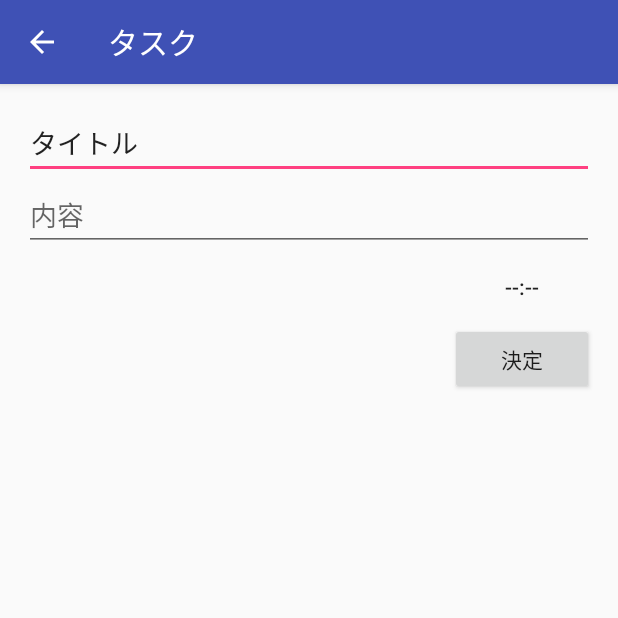
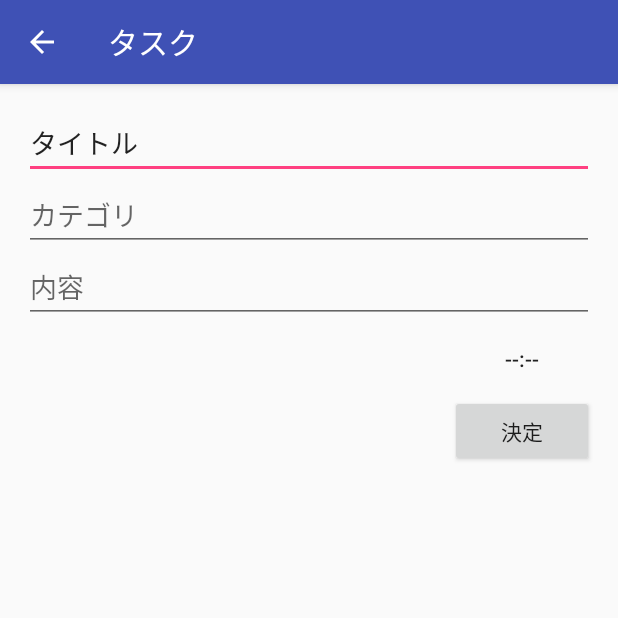
Before and after one commit to Snowpooll/TaskApp2, an Android app: the InputActivity screen opened directly, with no data from a screen before it, on a phone screen of 412 x 824 dp, the top half of it. Run offline under Robolectric (Android 15) with nearby library versions, the phone set to English and light mode, and no system bars; libraries missing offline, so code that uses them is left out: io.realm.

```diff
--- a/app/src/main/java/jp/techacademy/kubota/satoru/taskapp/InputActivity.java
+++ b/app/src/main/java/jp/techacademy/kubota/satoru/taskapp/InputActivity.java
@@ -25,7 +25,7 @@ public class InputActivity extends AppCompatActivity {
 
     private int mYear,mMonth,mDay,mHour,mMinute;
     private Button Datebtn, Timebtn;
-    private EditText titleEdit,contentEdit;
+    private EditText titleEdit,contentEdit,categoryEdit;
     private Task mTask;
 
     private View.OnClickListener mOnDateClickListener = new View.OnClickListener() {
@@ -89,6 +89,8 @@ public class InputActivity extends AppCompatActivity {
         findViewById(R.id.done_btn).setOnClickListener(mOnDoneClickListener);
         titleEdit =(EditText)findViewById(R.id.title_edit);
         contentEdit =(EditText)findViewById(R.id.content_edit);
+        //add category
+        categoryEdit =(EditText)findViewById(R.id.category);
 
         //EXTRA_TASK から id 取得　id から task　インスタンス取得
         Intent intent = getIntent();
@@ -111,6 +113,7 @@ public class InputActivity extends AppCompatActivity {
         else{
             titleEdit.setText(mTask.getTitle());
             contentEdit.setText(mTask.getContents());
+            categoryEdit.setText(mTask.getCategory());
 
             Calendar calendar = Calendar.getInstance();
             calendar.setTime(mTask.getDate());
@@ -146,9 +149,13 @@ public class InputActivity extends AppCompatActivity {
 
         String title = titleEdit.getText().toString();
         String content = contentEdit.getText().toString();
+        //add category
+        String category = categoryEdit.getText().toString();
 
         mTask.setTitle(title);
         mTask.setContents(content);
+        //add category
+        mTask.setCategory(category);
 
         GregorianCalendar calendar = new GregorianCalendar(mYear,mMonth,mDay,mHour,mMinute);
         Date date = calendar.getTime();
--- a/app/src/main/res/layout/content_input.xml
+++ b/app/src/main/res/layout/content_input.xml
@@ -16,9 +16,16 @@
         android:text="タイトル"
         android:layout_width="match_parent"
         android:layout_height="wrap_content"/>
+
+    <EditText
+        android:id="@+id/category"
+        android:layout_below="@+id/title_edit"
+        android:hint="カテゴリ"
+        android:layout_width="match_parent"
+        android:layout_height="wrap_content"/>
     <EditText
         android:id="@+id/content_edit"
-        android:layout_below="@+id/title_edit"
+        android:layout_below="@+id/category"
         android:hint="内容"
         android:layout_width="match_parent"
         android:layout_height="wrap_content"/>
```
Also changed, not shown: app/src/main/java/jp/techacademy/kubota/satoru/taskapp/MainActivity.java (+30 -0 lines), app/src/main/java/jp/techacademy/kubota/satoru/taskapp/Task.java (+13 -0 lines), app/src/main/java/jp/techacademy/kubota/satoru/taskapp/TaskAlarmReceiver.java (+31 -1 lines), app/src/main/res/layout/activity_main.xml (+15 -0 lines).
